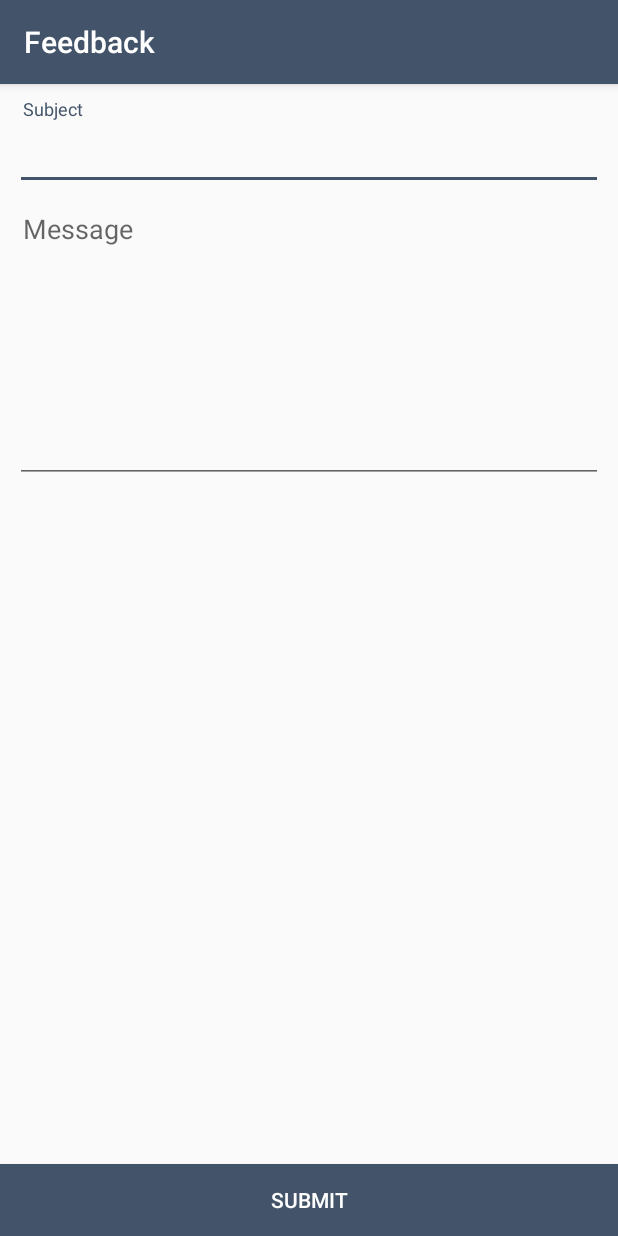
After one commit to harshildarji/CharotarExplore, an Android app: the feedback screen opened directly, with no data from a screen before it, on a phone screen of 412 x 824 dp. The commit adds this screen. Run offline under Robolectric (Android 15) with nearby library versions, the phone set to English and light mode, and no system bars.

Commit message:
feedback

```diff
--- a/app/src/main/AndroidManifest.xml
+++ b/app/src/main/AndroidManifest.xml
@@ -38,6 +38,7 @@
 
             <intent-filter>
                 <action android:name="android.intent.action.MAIN" />
+
                 <category android:name="android.intent.category.LAUNCHER" />
             </intent-filter>
         </activity>
@@ -56,11 +57,13 @@
         <activity
             android:name=".home"
             android:label="@string/title_activity_home"
+            android:screenOrientation="portrait"
             android:theme="@style/AppTheme.NoActionBar" />
         <activity
             android:name=".category"
             android:label="@string/title_activity_category"
             android:parentActivityName=".home"
+            android:screenOrientation="portrait"
             android:theme="@style/AppTheme.NoActionBar">
             <meta-data
                 android:name="android.support.PARENT_ACTIVITY"
@@ -69,11 +72,19 @@
         <activity
             android:name=".result"
             android:label="@string/title_activity_result"
-            android:theme="@style/AppTheme.NoActionBar"></activity>
+            android:screenOrientation="portrait"
+            android:theme="@style/AppTheme.NoActionBar" />
         <activity
             android:name=".details"
             android:label="@string/title_activity_details"
-            android:theme="@style/AppTheme.NoActionBar"></activity>
+            android:screenOrientation="portrait"
+            android:theme="@style/AppTheme.NoActionBar" />
+        <activity
+            android:name=".feedback"
+            android:label="@string/title_activity_feedback"
+            android:screenOrientation="portrait"
+            android:theme="@style/AppTheme.NoActionBar"
+            android:windowSoftInputMode="stateHidden"></activity>
     </application>
 
 </manifest>
--- /dev/null
+++ b/app/src/main/java/com/example/harshil/charotarexplore/feedback.java
@@ -0,0 +1,56 @@
+package com.example.harshil.charotarexplore;
+
+import android.content.Intent;
+import android.os.Bundle;
+import android.support.v7.app.AppCompatActivity;
+import android.support.v7.widget.Toolbar;
+import android.view.MotionEvent;
+import android.view.View;
+import android.view.WindowManager;
+import android.widget.Button;
+import android.widget.EditText;
+
+public class feedback extends AppCompatActivity {
+    private EditText subject, message;
+    private Button submit;
+
+    @Override
+    protected void onCreate(Bundle savedInstanceState) {
+        super.onCreate(savedInstanceState);
+        setContentView(R.layout.activity_feedback);
+        Toolbar toolbar = (Toolbar) findViewById(R.id.toolbar);
+        setSupportActionBar(toolbar);
+        getSupportActionBar().setTitle("Feedback");
+
+        subject = (EditText) findViewById(R.id.subject);
+        message = (EditText) findViewById(R.id.message);
+        message.setOnTouchListener(new View.OnTouchListener() {
+            @Override
+            public boolean onTouch(View v, MotionEvent event) {
+                if (message.getError() != null) {
+                    message.setError(null);
+                }
+                return false;
+            }
+        });
+        submit = (Button) findViewById(R.id.submit);
+
+        submit.setOnClickListener(new View.OnClickListener() {
+            @Override
+            public void onClick(View v) {
+                Intent intent = new Intent(Intent.ACTION_VIEW);
+                intent.setType("plain/text");
+                intent.setClassName("com.google.android.gm", "com.google.android.gm.ComposeActivityGmail");
+                intent.putExtra(Intent.EXTRA_EMAIL, new String[]{"charotarexplore@gmail.com"});
+                if (!subject.getText().toString().trim().equals(""))
+                    intent.putExtra(Intent.EXTRA_SUBJECT, subject.getText().toString());
+                if (message.getText().toString().trim().equals("")) {
+                    message.setError("Message required.");
+                } else {
+                    intent.putExtra(Intent.EXTRA_TEXT, message.getText().toString());
+                    startActivity(Intent.createChooser(intent, "Feedback"));
+                }
+            }
+        });
+    }
+}
--- a/app/src/main/java/com/example/harshil/charotarexplore/home.java
+++ b/app/src/main/java/com/example/harshil/charotarexplore/home.java
@@ -237,6 +237,8 @@ public class home extends AppCompatActivity implements NavigationView.OnNavigati
             i.putExtra(Intent.EXTRA_TEXT, sAux);
             navigationView.setCheckedItem(R.id.home_page);
             startActivity(Intent.createChooser(i, "Share app using:"));
+        } else if (id == R.id.feedback) {
+            startActivity(new Intent(home.this, feedback.class));
         } else if (id == R.id.about) {
             final Dialog dialog = new Dialog(home.this);
             dialog.setContentView(R.layout.about);
--- /dev/null
+++ b/app/src/main/res/layout/activity_feedback.xml
@@ -0,0 +1,26 @@
+<?xml version="1.0" encoding="utf-8"?>
+<android.support.design.widget.CoordinatorLayout xmlns:android="http://schemas.android.com/apk/res/android"
+    xmlns:app="http://schemas.android.com/apk/res-auto"
+    xmlns:tools="http://schemas.android.com/tools"
+    android:layout_width="match_parent"
+    android:layout_height="match_parent"
+    android:fitsSystemWindows="true"
+    tools:context="com.example.harshil.charotarexplore.feedback">
+
+    <android.support.design.widget.AppBarLayout
+        android:layout_width="match_parent"
+        android:layout_height="wrap_content"
+        android:theme="@style/AppTheme.AppBarOverlay">
+
+        <android.support.v7.widget.Toolbar
+            android:id="@+id/toolbar"
+            android:layout_width="match_parent"
+            android:layout_height="?attr/actionBarSize"
+            android:background="?attr/colorPrimary"
+            app:popupTheme="@style/AppTheme.PopupOverlay" />
+
+    </android.support.design.widget.AppBarLayout>
+
+    <include layout="@layout/content_feedback" />
+
+</android.support.design.widget.CoordinatorLayout>
--- /dev/null
+++ b/app/src/main/res/layout/content_feedback.xml
@@ -0,0 +1,67 @@
+<?xml version="1.0" encoding="utf-8"?>
+<RelativeLayout xmlns:android="http://schemas.android.com/apk/res/android"
+    xmlns:app="http://schemas.android.com/apk/res-auto"
+    xmlns:tools="http://schemas.android.com/tools"
+    android:id="@+id/content_feedback"
+    android:layout_width="match_parent"
+    android:layout_height="match_parent"
+    app:layout_behavior="@string/appbar_scrolling_view_behavior"
+    tools:context="com.example.harshil.charotarexplore.feedback"
+    tools:showIn="@layout/activity_feedback">
+
+    <LinearLayout
+        android:layout_width="match_parent"
+        android:layout_height="wrap_content"
+        android:layout_margin="10dp"
+        android:orientation="vertical">
+
+        <android.support.design.widget.TextInputLayout
+            android:layout_width="match_parent"
+            android:layout_height="wrap_content"
+            android:layout_weight="1">
+
+            <EditText
+                android:id="@+id/subject"
+                android:layout_width="match_parent"
+                android:layout_height="50dp"
+                android:layout_marginTop="10dp"
+                android:digits="ABCDEFGHIJKLMNOPQRSTUVWXYZabcdefghijklmnopqrstuvwxyz"
+                android:hint="@string/subject"
+                android:imeOptions="actionNext"
+                android:maxLines="1"
+                android:padding="5dp"
+                android:singleLine="true" />
+        </android.support.design.widget.TextInputLayout>
+
+        <android.support.design.widget.TextInputLayout
+            android:layout_width="match_parent"
+            android:layout_height="wrap_content"
+            android:layout_weight="1">
+
+            <EditText
+                android:id="@+id/message"
+                android:layout_marginTop="10dp"
+                android:layout_width="match_parent"
+                android:layout_height="wrap_content"
+                android:gravity="top|start"
+                android:hint="@string/message"
+                android:imeOptions="actionDone"
+                android:inputType="textMultiLine"
+                android:lines="8"
+                android:maxLines="6"
+                android:padding="5dp"
+                android:scrollbars="vertical" />
+        </android.support.design.widget.TextInputLayout>
+
+    </LinearLayout>
+
+    <Button
+        android:id="@+id/submit"
+        android:layout_width="match_parent"
+        android:layout_height="wrap_content"
+        android:layout_alignParentBottom="true"
+        android:background="@color/colorPrimary"
+        android:text="@string/submit"
+        android:textColor="#ffffff" />
+
+</RelativeLayout>
--- a/app/src/main/res/menu/activity_home_drawer.xml
+++ b/app/src/main/res/menu/activity_home_drawer.xml
@@ -15,6 +15,10 @@
             android:icon="@drawable/share"
             android:title="@string/share" />
         <item
+            android:id="@+id/feedback"
+            android:icon="@drawable/feedback"
+            android:title="@string/feedback" />
+        <item
             android:id="@+id/about"
             android:icon="@drawable/about"
             android:title="@string/about" />
--- a/app/src/main/res/values/strings.xml
+++ b/app/src/main/res/values/strings.xml
@@ -41,4 +41,9 @@
     <string name="chinese">Chinese</string>
     <string name="si">South Indian</string>
     <string name="gujarati">Gujarati</string>
+    <string name="title_activity_feedback">feedback</string>
+    <string name="subject">Subject</string>
+    <string name="message">Message</string>
+    <string name="submit">Submit</string>
+    <string name="feedback">Feedback</string>
 </resources>
```
Also changed, not shown: app/src/main/res/drawable/feedback.png (added).
